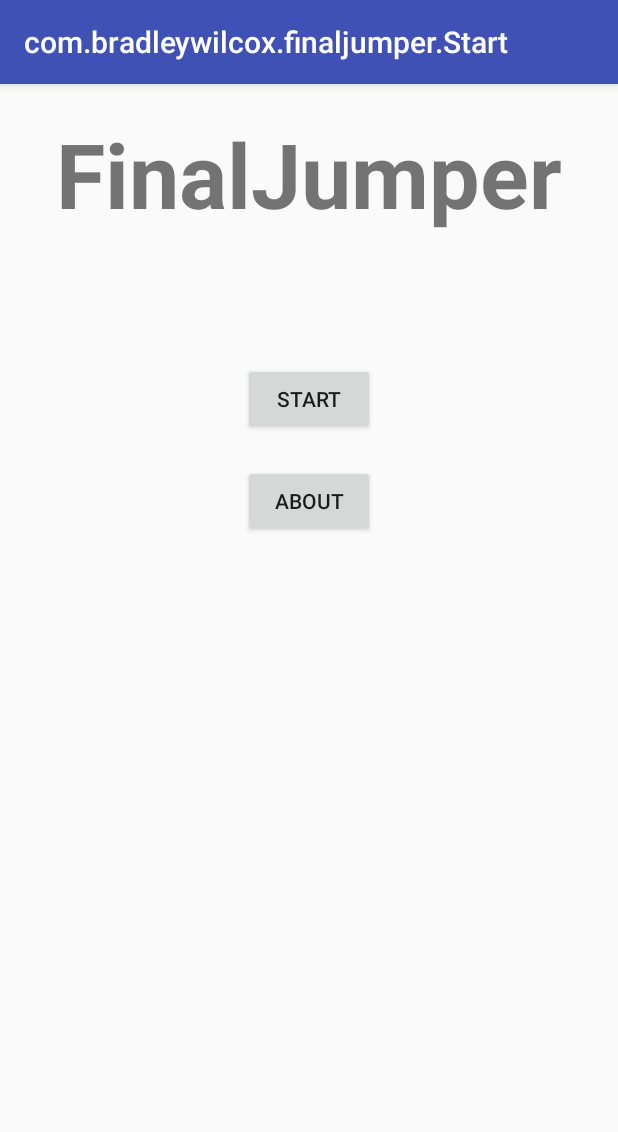
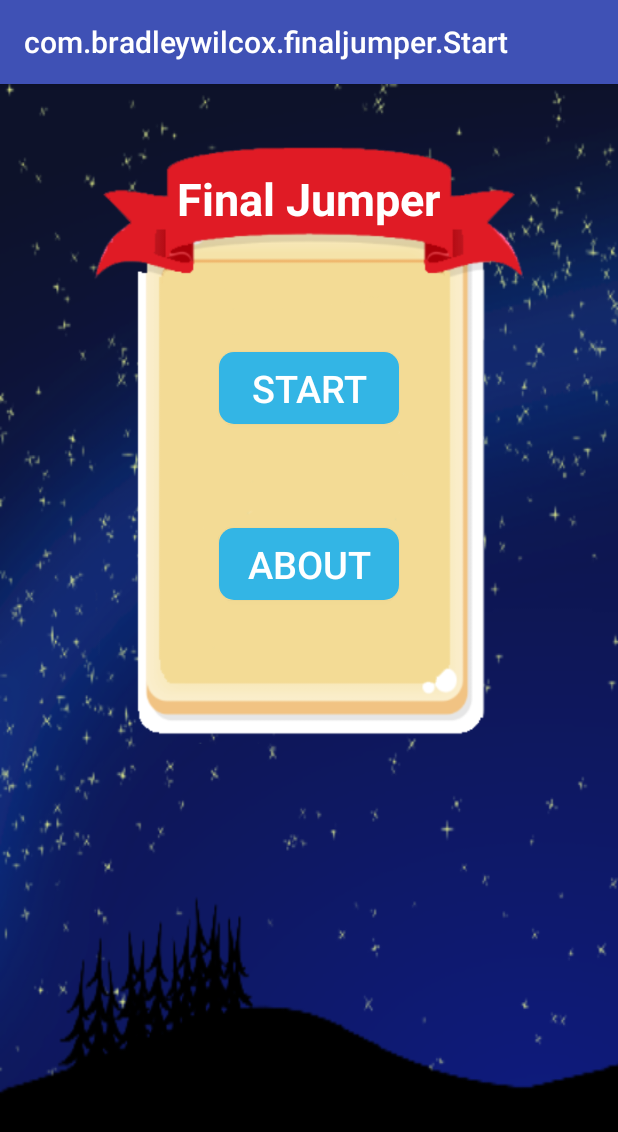
Before and after one commit to thatbr4d/FinalJumper, an Android app: the screen it shows after launch (Start), on a phone screen of 412 x 824 dp. Shown: the top 1132 px of the screen. Run offline under Robolectric (Android 15) with nearby library versions, the phone set to English and light mode, and no system bars.

Commit message:
start activity update

```diff
--- a/app/src/main/java/com/bradleywilcox/finaljumper/Start.java
+++ b/app/src/main/java/com/bradleywilcox/finaljumper/Start.java
@@ -1,6 +1,7 @@
 package com.bradleywilcox.finaljumper;
 
 import android.content.Intent;
+import android.media.MediaPlayer;
 import android.os.Bundle;
 import android.support.v7.app.AppCompatActivity;
 import android.view.LayoutInflater;
@@ -17,6 +18,7 @@ public class Start extends AppCompatActivity implements View.OnClickListener {
 
     public TextView txt1, txtPop;
     public Button butt1, butt2, buttPop;
+    public MediaPlayer intro;
 
     @Override
     protected void onCreate(Bundle savedInstanceState) {
@@ -29,20 +31,20 @@ public class Start extends AppCompatActivity implements View.OnClickListener {
 
         butt1.setOnClickListener(this);
         butt2.setOnClickListener(this);
-
+        intro = MediaPlayer.create(this, R.raw.intro);
+        intro.start();
+        intro.setLooping(true);
 
     }
-
 
     @Override
     public void onClick(View v)
     {
-
+        intro.release();
         if(v==butt1)
             startActivity(new Intent(this, MainActivity.class));
         if(v==butt2)
             runPopup();
-
     }
 
     public void runPopup() {
--- a/app/src/main/res/layout/start.xml
+++ b/app/src/main/res/layout/start.xml
@@ -1,35 +1,55 @@
 <?xml version="1.0" encoding="utf-8"?>
 <RelativeLayout xmlns:android="http://schemas.android.com/apk/res/android"
+    xmlns:app="http://schemas.android.com/apk/res-auto"
     android:layout_width="match_parent"
-    android:layout_height="match_parent">
+    android:layout_height="match_parent"
+    android:background="@drawable/nightscape2">
+
+    <ImageView
+        android:layout_width="wrap_content"
+        android:layout_height="400dp"
+        app:srcCompat="@drawable/pause_menu1"
+        android:id="@+id/imageView2"
+        android:layout_marginTop="40dp"
+        android:layout_alignParentTop="true"
+        android:layout_centerHorizontal="true" />
 
 
+    <Button
+        android:text="Start"
+        android:background="@drawable/roundbutton"
+        android:textSize="25dp"
+        android:textColor="@android:color/white"
+        android:layout_width="120dp"
+        android:layout_height="wrap_content"
+        android:layout_marginTop="82dp"
+        android:id="@+id/buttonStart"
+        android:layout_below="@+id/textView"
+        android:layout_centerHorizontal="true" />
+
+    <Button
+        android:text="About"
+        android:background="@drawable/roundbutton"
+        android:textSize="25dp"
+        android:textColor="@android:color/white"
+        android:layout_width="120dp"
+        android:layout_height="wrap_content"
+        android:layout_marginTop="69dp"
+        android:id="@+id/buttonAbout"
+        android:layout_below="@+id/buttonStart"
+        android:layout_alignStart="@+id/buttonStart" />
+
     <TextView
-        android:text="FinalJumper"
-        android:textSize="60dp"
+        android:text="Final Jumper"
+        android:textSize="30dp"
+        android:textColor="@android:color/white"
         android:textStyle="bold"
         android:layout_width="wrap_content"
         android:layout_height="wrap_content"
-        android:layout_alignParentTop="true"
-        android:layout_centerHorizontal="true"
-        android:layout_marginTop="19dp"
-        android:id="@+id/textView" />
+        android:layout_marginTop="16dp"
+        android:id="@+id/textView"
+        android:layout_alignTop="@+id/imageView2"
+        android:layout_centerHorizontal="true" />
 
-    <Button
-        android:text="Start"
-        android:layout_width="wrap_content"
-        android:layout_height="wrap_content"
-        android:id="@+id/buttonStart"
-        android:layout_below="@+id/textView"
-        android:layout_centerHorizontal="true"
-        android:layout_marginTop="86dp" />
 
-    <Button
-        android:text="About"
-        android:layout_width="wrap_content"
-        android:layout_height="wrap_content"
-        android:id="@+id/buttonAbout"
-        android:layout_below="@+id/buttonStart"
-        android:layout_alignStart="@+id/buttonStart"
-        android:layout_marginTop="20dp" />
 </RelativeLayout>
```
Also changed, not shown: 1 other file.
